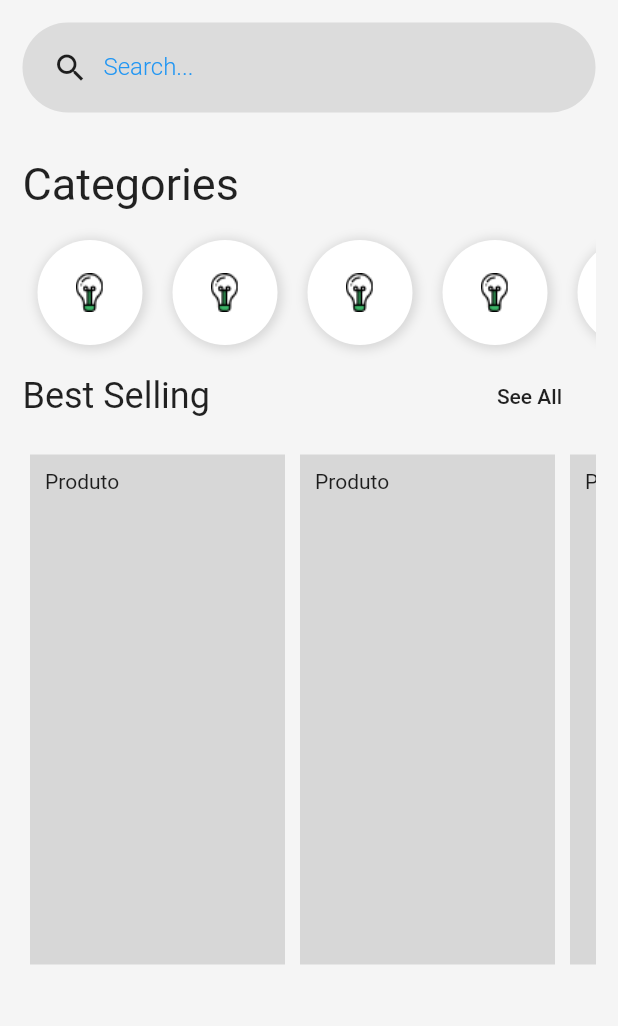
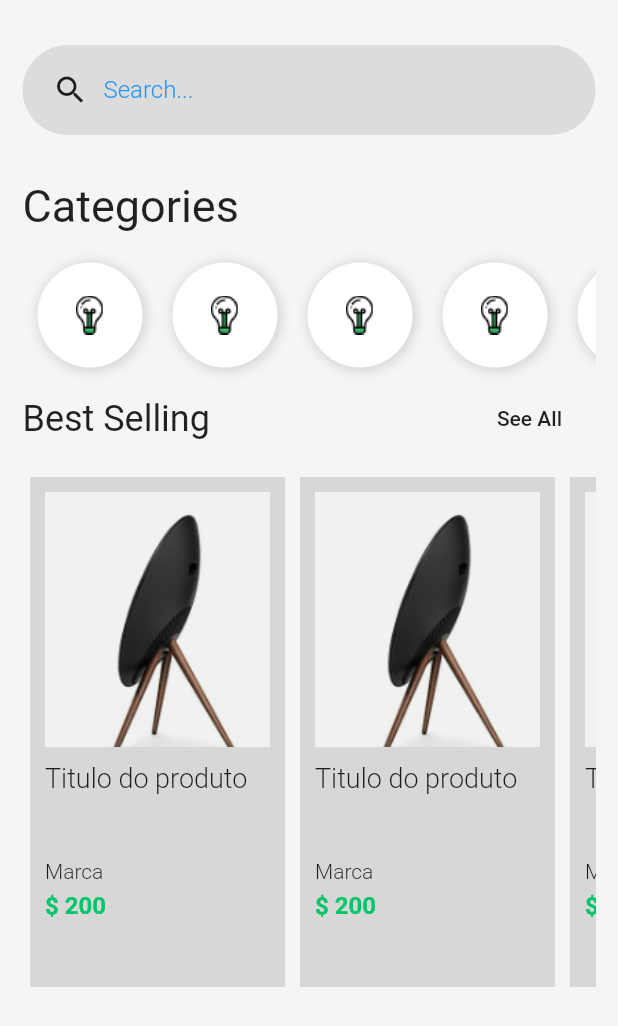
Before and after one commit to jsaintz/shopping-flutter, a Flutter app: the screen it shows after launch, after a tap on "Sign In", on a phone screen of 412 x 824 dp. Shown: the top 1026 px of the screen. Run offline on Flutter 3.47's test engine with Material 2 defaults, Android fonts, the phone set to English and light mode, and no system bars.

Commit message:
Incuindo tela detalhes do produto.

```diff
--- a/lib/pages/home.page.dart
+++ b/lib/pages/home.page.dart
@@ -1,4 +1,5 @@
 import 'package:flutter/material.dart';
+import 'package:shopping/pages/product.page.dart';
 
 class HomePage extends StatelessWidget {
   @override
@@ -11,7 +12,7 @@ class HomePage extends StatelessWidget {
           crossAxisAlignment: CrossAxisAlignment.stretch,
           children: <Widget>[
             SizedBox(
-              width: 60,
+              height: 15,
             ),
             search(),
             SizedBox(
@@ -51,7 +52,7 @@ class HomePage extends StatelessWidget {
             ),
             Container(
               height: 350,
-              child: productList(),
+              child: productList(context),
             ),
           ],
         ),
@@ -139,28 +140,82 @@ Widget categoryItem() {
   );
 }
 
-Widget productList() {
+Widget productList(BuildContext context) {
   return Container(
     width: 70,
     child: ListView(
       scrollDirection: Axis.horizontal,
       children: <Widget>[
-        productItem(),
-        productItem(),
-        productItem(),
-        productItem(),
-        productItem(),
+        productItem(context),
+        productItem(context),
+        productItem(context),
+        productItem(context),
+        productItem(context),
       ],
     ),
   );
 }
 
-Widget productItem() {
+Widget productItem(BuildContext context) {
   return Container(
     padding: EdgeInsets.all(10),
     margin: EdgeInsets.all(5),
     width: 170,
     color: Colors.black12,
-    child: Text("Produto"),
+    child: Column(
+      crossAxisAlignment: CrossAxisAlignment.start,
+      children: <Widget>[
+        GestureDetector(
+          onTap: () {
+            Navigator.push(
+              context,
+              MaterialPageRoute(
+                builder: (context) => ProductPage(),
+              ),
+            );
+          },
+          child: Image.asset(
+            "assets/product-1.png",
+            width: 170,
+            height: 170,
+            fit: BoxFit.cover,
+          ),
+        ),
+        SizedBox(
+          height: 10,
+        ),
+        Container(
+          height: 60,
+          child: Text(
+            "Titulo do produto",
+            style: TextStyle(
+              fontSize: 18,
+              fontWeight: FontWeight.w300,
+            ),
+          ),
+        ),
+        SizedBox(
+          height: 5,
+        ),
+        Text(
+          "Marca",
+          style: TextStyle(
+            fontSize: 14,
+            fontWeight: FontWeight.w300,
+          ),
+        ),
+        SizedBox(
+          height: 5,
+        ),
+        Text(
+          "\$ 200",
+          style: TextStyle(
+            fontSize: 16,
+            fontWeight: FontWeight.bold,
+            color: Color(0xFF00c569),
+          ),
+        ),
+      ],
+    ),
   );
 }
--- /dev/null
+++ b/lib/pages/product.page.dart
@@ -0,0 +1,16 @@
+import 'package:flutter/material.dart';
+
+class ProductPage extends StatelessWidget {
+  @override
+  Widget build(BuildContext context) {
+    return Scaffold(
+      appBar: AppBar(),
+      body: Container(
+        color: Colors.blue,
+        child: Center(
+          child: Text("Detalhes do produto"),
+        ),
+      ),
+    );
+  }
+}
```
